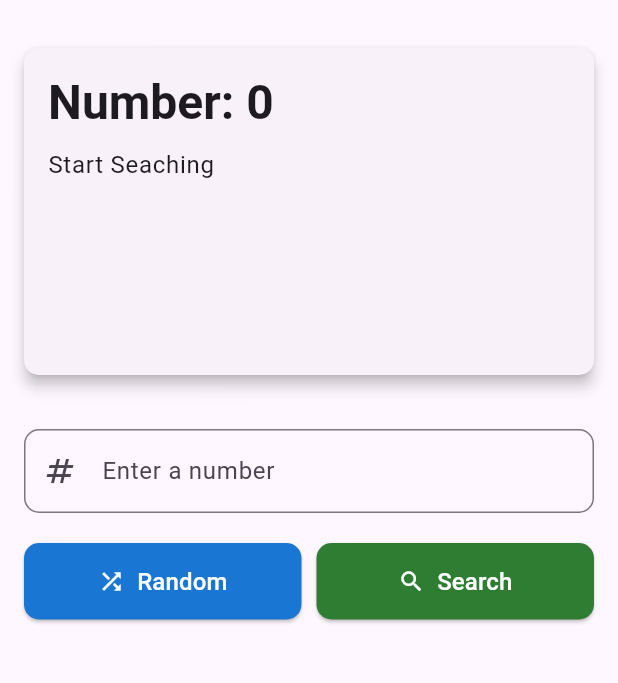
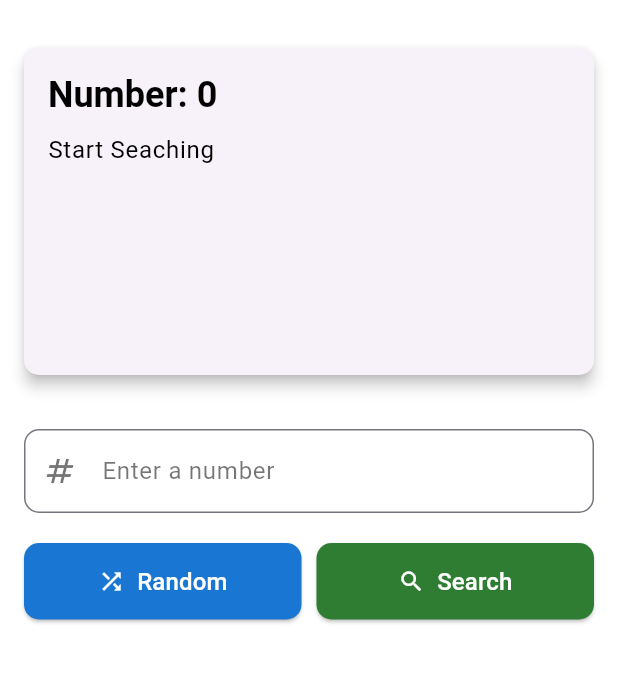
Before and after one commit to 13ARUN/numbers_trivia, a Flutter app: the screen it shows after launch, on a phone screen of 412 x 824 dp, the part 84-767 px from its top. Run offline on Flutter 3.47's test engine with Material 3 defaults, Android fonts, the phone set to English and light mode, and no system bars; our stand-ins replace dartz, equatable, flutter_riverpod, internet_connection_checker_plus, shared_preferences.

Commit message:
hald complete ui refactor

```diff
--- /dev/null
+++ b/lib/core/theme/theme.dart
@@ -0,0 +1,68 @@
+import 'package:flutter/material.dart';
+
+class AppTheme {
+  static const Color primaryColor = Color(0xFF2E7D32);
+  static const Color secondaryColor = Color(0xFF1976D2);
+  static const Color errorColor = Color(0xFFFFCDD2);
+  static const Color textColor = Colors.white;
+
+  static double cardHeight = 250;
+
+  static BorderRadius radius10 = BorderRadius.circular(10);
+
+  static const TextTheme textTheme = TextTheme(
+    headlineLarge: TextStyle(
+      fontSize: 24,
+      fontWeight: FontWeight.bold,
+      color: Colors.black,
+    ),
+    bodyLarge: TextStyle(
+      fontSize: 16,
+      color: Colors.black,
+    ),
+    bodyMedium: TextStyle(
+      fontSize: 14,
+      color: Colors.black54,
+    ),
+    bodySmall: TextStyle(
+      fontSize: 12,
+      color: Colors.black45,
+    ),
+  );
+
+  static ThemeData get themeData {
+    return ThemeData(
+      primaryColor: primaryColor,
+      scaffoldBackgroundColor: Colors.white,
+      appBarTheme: const AppBarTheme(
+        backgroundColor: primaryColor,
+        foregroundColor: textColor,
+        elevation: 4,
+      ),
+      textTheme: textTheme,
+      cardTheme: CardTheme(
+        elevation: 4,
+        margin: const EdgeInsets.symmetric(vertical: 16),
+        shape: RoundedRectangleBorder(
+          borderRadius: AppTheme.radius10,
+        ),
+      ),
+      elevatedButtonTheme: ElevatedButtonThemeData(
+        style: ElevatedButton.styleFrom(
+          foregroundColor: textColor,
+          padding: const EdgeInsets.symmetric(vertical: 14),
+          shape: RoundedRectangleBorder(
+            borderRadius: BorderRadius.circular(10),
+          ),
+        ),
+      ),
+      inputDecorationTheme: InputDecorationTheme(
+        labelStyle: const TextStyle(color: Colors.black54),
+        border: OutlineInputBorder(
+          borderRadius: BorderRadius.circular(10),
+        ),
+        prefixIconColor: Colors.black54,
+      ),
+    );
+  }
+}
--- a/lib/features/number_trivia/presentation/screens/number_trivia_page.dart
+++ b/lib/features/number_trivia/presentation/screens/number_trivia_page.dart
@@ -1,21 +1,40 @@
 import 'package:flutter/material.dart';
 import 'package:flutter_riverpod/flutter_riverpod.dart';
-import 'package:numbers_trivia/core/error/failures.dart';
 import 'package:numbers_trivia/features/number_trivia/presentation/providers/number_trivia_provider.dart';
+import 'package:numbers_trivia/features/number_trivia/presentation/widgets/trivia_controls.dart';
+import 'package:numbers_trivia/features/number_trivia/presentation/widgets/trivia_display.dart';
+import 'package:numbers_trivia/features/number_trivia/presentation/widgets/trivia_error.dart';
+import 'package:numbers_trivia/features/number_trivia/presentation/widgets/trivia_loading.dart';
 
-class NumberTriviaPage extends ConsumerWidget {
+class NumberTriviaPage extends ConsumerStatefulWidget {
   const NumberTriviaPage({super.key});
 
   @override
-  Widget build(BuildContext context, WidgetRef ref) {
-    final textController = TextEditingController();
+  ConsumerState<NumberTriviaPage> createState() => _NumberTriviaPageState();
+}
+
+class _NumberTriviaPageState extends ConsumerState<NumberTriviaPage> {
+  late TextEditingController _textController;
+
+  @override
+  void initState() {
+    super.initState();
+    _textController = TextEditingController();
+  }
+
+  @override
+  void dispose() {
+    _textController.dispose();
+    super.dispose();
+  }
+
+  @override
+  Widget build(BuildContext context) {
     final triviaState = ref.watch(triviaProvider);
 
     return Scaffold(
       appBar: AppBar(
         title: const Text('Number Trivia'),
-        backgroundColor: Colors.green.shade800,
-        foregroundColor: Colors.white,
       ),
       body: SingleChildScrollView(
         padding: const EdgeInsets.all(16.0),
@@ -23,161 +42,17 @@ class NumberTriviaPage extends ConsumerWidget {
           crossAxisAlignment: CrossAxisAlignment.stretch,
           children: [
             triviaState.when(
-              data: (trivia) {
-                return SizedBox(
-                  height: 250,
-                  child: Card(
-                    elevation: 4,
-                    margin: const EdgeInsets.symmetric(vertical: 16),
-                    shape: RoundedRectangleBorder(
-                      borderRadius: BorderRadius.circular(10),
-                    ),
-                    child: Padding(
-                      padding: const EdgeInsets.all(16.0),
-                      child: Column(
-                        crossAxisAlignment: CrossAxisAlignment.start,
-                        children: [
-                          Text(
-                            'Number: ${trivia.number}',
-                            style: Theme.of(context)
-                                .textTheme
-                                .headlineLarge
-                                ?.copyWith(fontWeight: FontWeight.bold),
-                          ),
-                          const SizedBox(height: 10),
-                          Text(
-                            trivia.trivia,
-                            style: Theme.of(context).textTheme.bodyLarge,
-                            textAlign: TextAlign.left,
-                          ),
-                        ],
-                      ),
-                    ),
-                  ),
-                );
-              },
-              loading: () => SizedBox(
-                height: 250,
-                child: Card(
-                  elevation: 4,
-                  margin: const EdgeInsets.symmetric(vertical: 16),
-                  shape: RoundedRectangleBorder(
-                    borderRadius: BorderRadius.circular(10),
-                  ),
-                  child: const SizedBox(
-                    height: 200,
-                    child: Center(
-                      child: CircularProgressIndicator(),
-                    ),
-                  ),
-                ),
+              data: (trivia) => TriviaDisplay(
+                number: trivia.number,
+                trivia: trivia.trivia,
               ),
-              error: (error, stack) {
-                String errorMessage;
-                if (error is ServerFailure) {
-                  errorMessage =
-                      'Server error occurred. Please try again later.';
-                } else if (error is CacheFailure) {
-                  errorMessage = 'No cached data found. Check your connection.';
-                } else {
-                  errorMessage = 'An unexpected error occurred.';
-                }
-
-                WidgetsBinding.instance.addPostFrameCallback((_) {
-                  ScaffoldMessenger.of(context).showSnackBar(
-                    SnackBar(content: Text(errorMessage)),
-                  );
-                });
-
-                return Card(
-                  elevation: 4,
-                  color: Colors.red.shade100,
-                  shape: RoundedRectangleBorder(
-                    borderRadius: BorderRadius.circular(10),
-                  ),
-                  child: Padding(
-                    padding: const EdgeInsets.all(16.0),
-                    child: Text(
-                      errorMessage,
-                      style: const TextStyle(
-                        color: Colors.red,
-                        fontWeight: FontWeight.bold,
-                        fontSize: 16,
-                      ),
-                      textAlign: TextAlign.center,
-                    ),
-                  ),
-                );
-              },
-            ),
-            const SizedBox(height: 20),
-            TextField(
-              keyboardType: TextInputType.number,
-              controller: textController,
-              decoration: InputDecoration(
-                labelText: 'Enter a number',
-                border: OutlineInputBorder(
-                  borderRadius: BorderRadius.circular(10),
-                ),
-                prefixIcon: const Icon(Icons.numbers),
+              loading: () => const TriviaLoading(),
+              error: (error, stack) => TriviaError(
+                error: error,
               ),
             ),
             const SizedBox(height: 20),
-            Row(
-              children: [
-                Expanded(
-                  child: ElevatedButton.icon(
-                    style: ElevatedButton.styleFrom(
-                      backgroundColor: Colors.blue.shade700,
-                      foregroundColor: Colors.white,
-                      padding: const EdgeInsets.symmetric(vertical: 14),
-                      shape: RoundedRectangleBorder(
-                        borderRadius: BorderRadius.circular(10),
-                      ),
-                    ),
-                    onPressed: () {
-                      ref.read(triviaProvider.notifier).getRandom();
-                    },
-                    icon: const Icon(Icons.shuffle),
-                    label: const Text(
-                      'Random',
-                      style: TextStyle(fontSize: 16),
-                    ),
-                  ),
-                ),
-                const SizedBox(width: 10),
-                Expanded(
-                  child: ElevatedButton.icon(
-                    style: ElevatedButton.styleFrom(
-                      backgroundColor: Colors.green.shade800,
-                      foregroundColor: Colors.white,
-                      padding: const EdgeInsets.symmetric(vertical: 14),
-                      shape: RoundedRectangleBorder(
-                        borderRadius: BorderRadius.circular(10),
-                      ),
-                    ),
-                    onPressed: () {
-                      final inputNumber = int.tryParse(textController.text);
-                      if (inputNumber != null) {
-                        ref
-                            .read(triviaProvider.notifier)
-                            .getConcrete(inputNumber);
-                      } else {
-                        ScaffoldMessenger.of(context).showSnackBar(
-                          const SnackBar(
-                              content: Text('Please enter a valid number')),
-                        );
-                      }
-                    },
-                    icon: const Icon(Icons.search),
-                    label: const Text(
-                      'Search',
-                      style: TextStyle(fontSize: 16),
-                    ),
-                  ),
-                ),
-              ],
-            ),
+            TriviaControls(textController: _textController)
           ],
         ),
       ),
--- /dev/null
+++ b/lib/features/number_trivia/presentation/widgets/trivia_controls.dart
@@ -0,0 +1,72 @@
+import 'package:flutter/material.dart';
+import 'package:flutter_riverpod/flutter_riverpod.dart';
+import 'package:numbers_trivia/core/theme/theme.dart';
+import 'package:numbers_trivia/features/number_trivia/presentation/providers/number_trivia_provider.dart';
+
+class TriviaControls extends ConsumerWidget {
+  final TextEditingController textController;
+
+  const TriviaControls({super.key, required this.textController});
+
+  @override
+  Widget build(BuildContext context, WidgetRef ref) {
+    return Column(
+      crossAxisAlignment: CrossAxisAlignment.stretch,
+      children: [
+        TextField(
+                keyboardType: TextInputType.number,
+                controller: textController,
+                decoration: const InputDecoration(
+                  labelText: 'Enter a number',
+                  prefixIcon: Icon(Icons.numbers),
+                )),
+            const SizedBox(height: 20),
+            Row(
+              children: [
+                Expanded(
+                  child: ElevatedButton.icon(
+                    style: ElevatedButton.styleFrom(
+                      backgroundColor: AppTheme.secondaryColor,
+                    ),
+                    onPressed: () {
+                      ref.read(triviaProvider.notifier).getRandom();
+                    },
+                    icon: const Icon(Icons.shuffle),
+                    label: const Text(
+                      'Random',
+                      style: TextStyle(fontSize: 16),
+                    ),
+                  ),
+                ),
+                const SizedBox(width: 10),
+                Expanded(
+                  child: ElevatedButton.icon(
+                    style: ElevatedButton.styleFrom(
+                      backgroundColor: AppTheme.primaryColor,
+                    ),
+                    onPressed: () {
+                      final inputNumber = int.tryParse(textController.text);
+                      if (inputNumber != null) {
+                        ref
+                            .read(triviaProvider.notifier)
+                            .getConcrete(inputNumber);
+                      } else {
+                        ScaffoldMessenger.of(context).showSnackBar(
+                          const SnackBar(
+                              content: Text('Please enter a valid number')),
+                        );
+                      }
+                    },
+                    icon: const Icon(Icons.search),
+                    label: const Text(
+                      'Search',
+                      style: TextStyle(fontSize: 16),
+                    ),
+                  ),
+                ),
+              ],
+            ),
+      ],
+    );
+  }
+}
--- /dev/null
+++ b/lib/features/number_trivia/presentation/widgets/trivia_display.dart
@@ -0,0 +1,44 @@
+import 'package:flutter/material.dart';
+
+class TriviaDisplay extends StatelessWidget {
+  final int number;
+  final String trivia;
+
+  const TriviaDisplay({
+    super.key,
+    required this.number,
+    required this.trivia,
+  });
+
+  @override
+  Widget build(BuildContext context) {
+    return SizedBox(
+      height: 250,
+      child: Card(
+        elevation: 4,
+        margin: const EdgeInsets.symmetric(vertical: 16),
+        shape: RoundedRectangleBorder(
+          borderRadius: BorderRadius.circular(10),
+        ),
+        child: Padding(
+          padding: const EdgeInsets.all(16.0),
+          child: Column(
+            crossAxisAlignment: CrossAxisAlignment.start,
+            children: [
+              Text(
+                'Number: $number',
+                style: Theme.of(context).textTheme.headlineLarge?.copyWith(fontWeight: FontWeight.bold),
+              ),
+              const SizedBox(height: 10),
+              Text(
+                trivia,
+                style: Theme.of(context).textTheme.bodyLarge,
+                textAlign: TextAlign.left,
+              ),
+            ],
+          ),
+        ),
+      ),
+    );
+  }
+}
--- /dev/null
+++ b/lib/features/number_trivia/presentation/widgets/trivia_error.dart
@@ -0,0 +1,40 @@
+import 'package:flutter/material.dart';
+import 'package:numbers_trivia/core/error/failures.dart';
+import 'package:numbers_trivia/core/theme/theme.dart';
+
+class TriviaError extends StatelessWidget {
+  final Object error;
+
+  const TriviaError({
+    super.key,
+    required this.error,
+  });
+
+  @override
+  Widget build(BuildContext context) {
+    String errorMessage;
+    if (error is ServerFailure) {
+      errorMessage = 'Server error occurred. Please try again later.';
+    } else if (error is CacheFailure) {
+      errorMessage = 'No cached data found. Check your connection.';
+    } else {
+      errorMessage = 'An unexpected error occurred.';
+    }
+
+    return Card(
+      color: AppTheme.errorColor,
+      child: Padding(
+        padding: const EdgeInsets.all(16.0),
+        child: Text(
+          errorMessage,
+          style: const TextStyle(
+            color: Colors.red,
+            fontWeight: FontWeight.bold,
+            fontSize: 16,
+          ),
+          textAlign: TextAlign.center,
+        ),
+      ),
+    );
+  }
+}
--- /dev/null
+++ b/lib/features/number_trivia/presentation/widgets/trivia_loading.dart
@@ -0,0 +1,18 @@
+import 'package:flutter/material.dart';
+import 'package:numbers_trivia/core/theme/theme.dart';
+
+class TriviaLoading extends StatelessWidget {
+  const TriviaLoading({super.key});
+
+  @override
+  Widget build(BuildContext context) {
+    return SizedBox(
+      height: AppTheme.cardHeight,
+      child: const Card(
+        child: Center(
+          child: CircularProgressIndicator(color: AppTheme.primaryColor),
+        ),
+      ),
+    );
+  }
+}
--- a/lib/main.dart
+++ b/lib/main.dart
@@ -1,5 +1,6 @@
 import 'package:flutter/material.dart';
 import 'package:flutter_riverpod/flutter_riverpod.dart';
+import 'package:numbers_trivia/core/theme/theme.dart';
 import 'package:numbers_trivia/features/number_trivia/presentation/providers/number_trivia_provider.dart';
 import 'package:numbers_trivia/features/number_trivia/presentation/screens/number_trivia_page.dart';
 import 'package:shared_preferences/shared_preferences.dart';
@@ -25,9 +26,7 @@ class MyApp extends StatelessWidget {
   Widget build(BuildContext context) {
     return MaterialApp(
       title: 'Number Trivia',
-      theme: ThemeData(
-        colorScheme: ColorScheme.fromSeed(seedColor: Colors.deepPurple),
-      ),
+      theme: AppTheme.themeData,
       home: const NumberTriviaPage(),
     );
   }
```
Also changed, not shown: lib/core/util/input_convertor.dart (deleted, +0 -8 lines), 1 other file.
